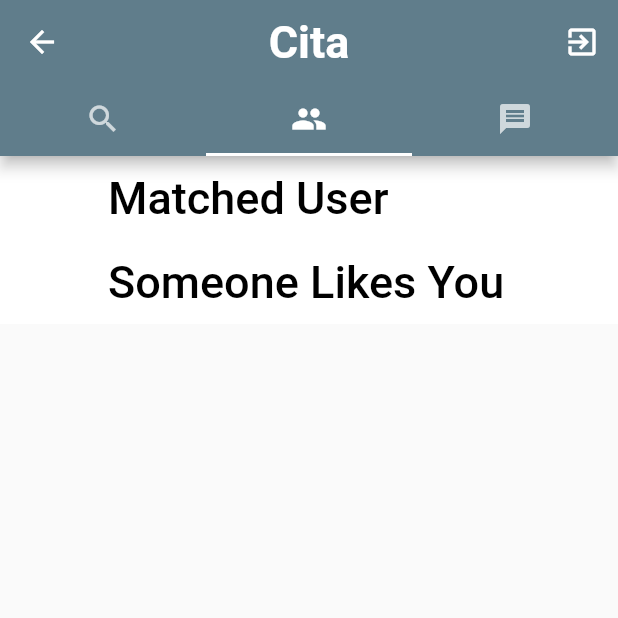
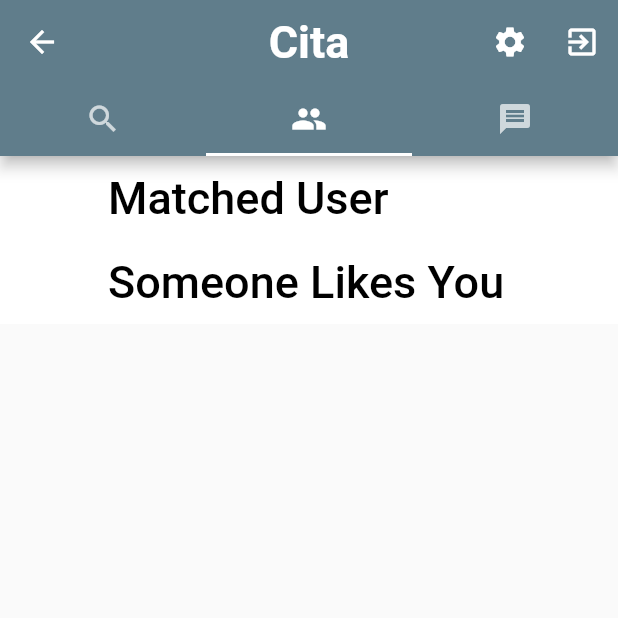
Before and after one commit to YerryPerez/Capstone_Project, a Flutter app: the Tabs screen opened directly, tab 2 chosen, on a phone screen of 412 x 824 dp, the top half of it. Run offline on Flutter 3.47's test engine with Material 2 defaults, Android fonts, the phone set to English and light mode, and no system bars; our stand-ins replace bloc, cloud_firestore, equatable, eva_icons_flutter, extended_image, file_picker and 9 more; accounts and stored records are empty.

Commit message:
settings button added

```diff
--- a/lib/ui/widgets/tabs.dart
+++ b/lib/ui/widgets/tabs.dart
@@ -34,11 +34,18 @@ class Tabs extends StatelessWidget {
               ),
               actions: <Widget>[
                 IconButton(
+                  icon: Icon(Icons.settings),
+                  onPressed: () {
+                    BlocProvider.of<AuthenticationBloc>(context).add(LoggedOut());
+                  },
+                ),
+                IconButton(
                   icon: Icon(Icons.exit_to_app),
                   onPressed: () {
                     BlocProvider.of<AuthenticationBloc>(context).add(LoggedOut());
                   },
-                )
+                ),
+
               ],
               bottom: PreferredSize(
                   preferredSize: Size.fromHeight(48.0),
```
